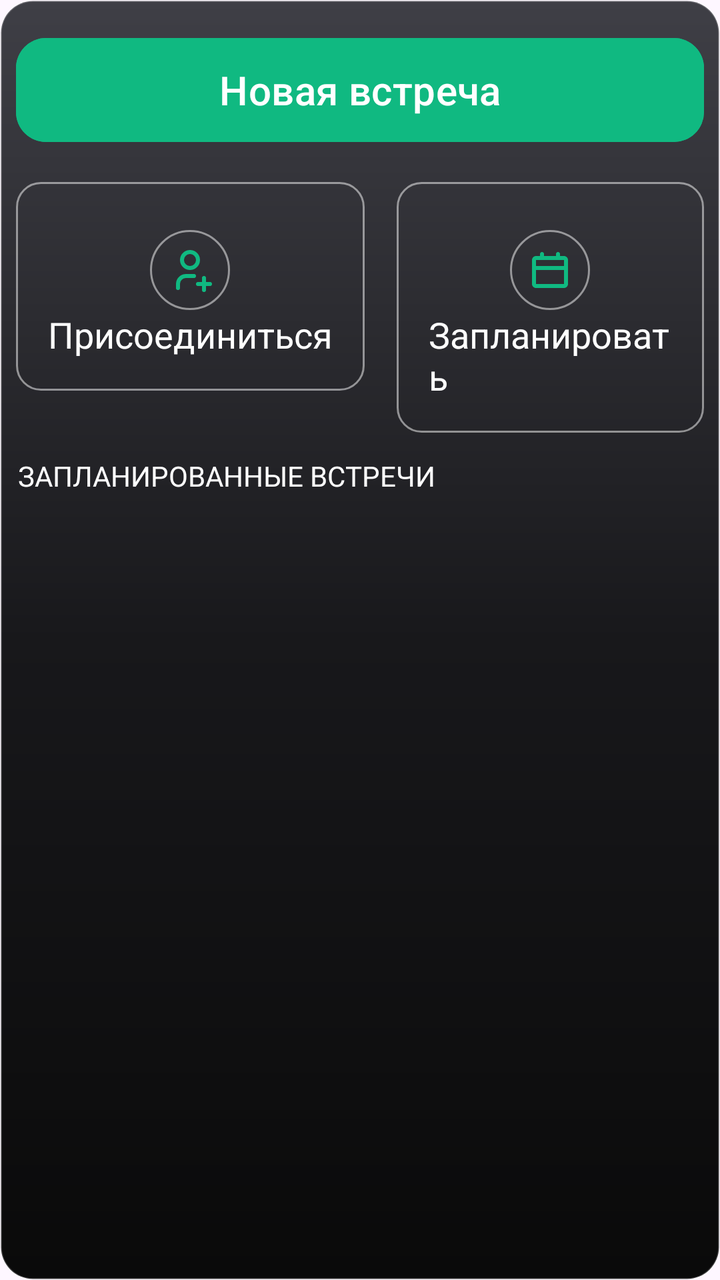
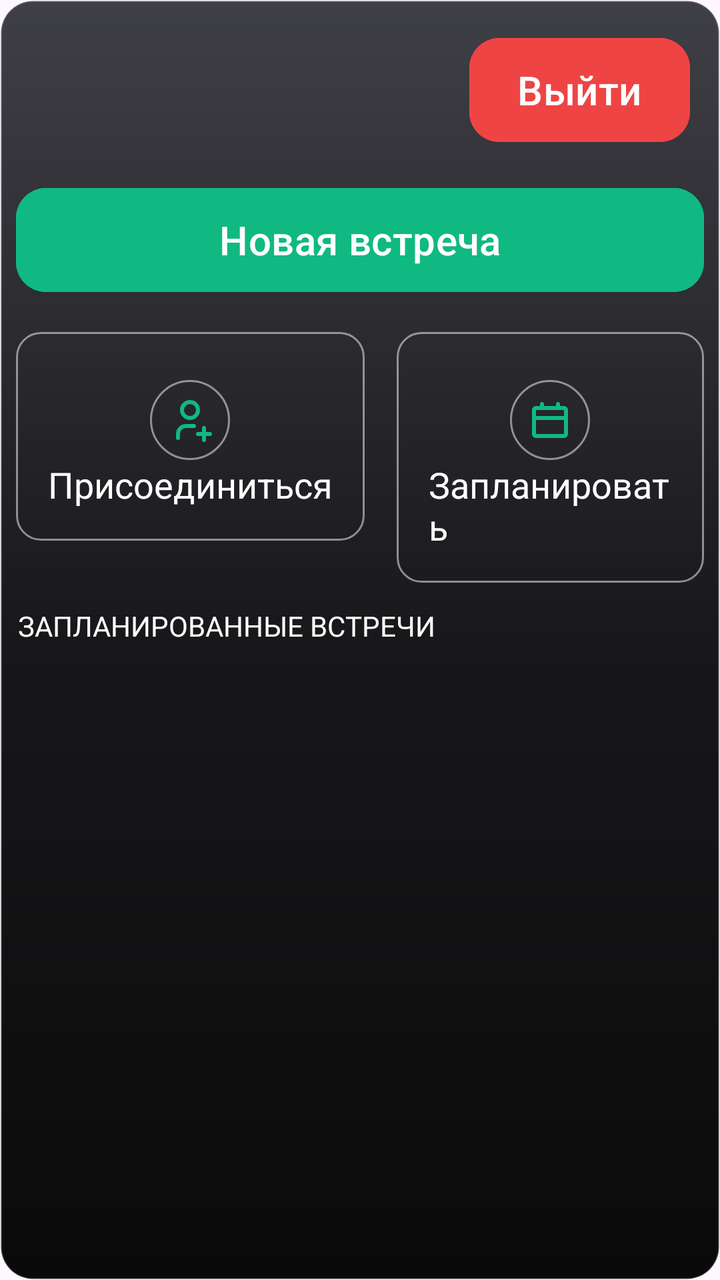

Compare the two renders of this Android layout. The source of the first and the diff that turns it into the second are given below.
<!-- AndroidManifest.xml: application theme Theme.Conference -->
<!-- res/layout/activity_main_screen.xml -->
<?xml version="1.0" encoding="utf-8"?>
<androidx.constraintlayout.widget.ConstraintLayout xmlns:android="http://schemas.android.com/apk/res/android"
    xmlns:app="http://schemas.android.com/apk/res-auto"
    xmlns:tools="http://schemas.android.com/tools"
    android:id="@+id/main"
    android:layout_width="match_parent"
    android:layout_height="match_parent"
    android:background="@drawable/background_gradient"
    tools:context=".MainScreen">

    <Button
        android:id="@+id/button"
        android:layout_width="match_parent"
        android:layout_height="60dp"
        android:layout_marginHorizontal="8dp"
        android:layout_marginVertical="15dp"
        android:backgroundTint="@color/emerald500"
        android:text="Новая встреча"
        android:textSize="20sp"
        app:layout_constraintStart_toStartOf="parent"
        app:layout_constraintEnd_toEndOf="parent"
        app:layout_constraintTop_toTopOf="parent"
        app:cornerRadius="15dp" />

    <LinearLayout
        android:id="@+id/card_btn_join"
        android:layout_width="wrap_content"
        android:layout_height="wrap_content"
        android:orientation="horizontal"
        android:layout_marginTop="8dp"
        app:layout_constraintTop_toBottomOf="@+id/button"
        app:layout_constraintStart_toStartOf="parent"
        app:layout_constraintEnd_toEndOf="parent"
        android:layout_marginHorizontal="8dp">
        <LinearLayout
            android:layout_width="match_parent"
            android:layout_height="wrap_content"
            android:orientation="vertical"
            android:layout_marginTop="8dp"
            android:layout_marginHorizontal="8dp"
            android:padding="16dp"
            android:gravity="center"
            android:background="@drawable/card_button">

            <ImageButton
                android:id="@+id/myButton"
                android:layout_width="40dp"
                android:layout_height="40dp"
                android:layout_marginTop="8dp"
                android:background="@drawable/icon_form_circle"
                android:src="@drawable/iconstack_io____user_plus_" />

            <TextView
                android:layout_width="wrap_content"
                android:layout_height="wrap_content"
                android:text="Присоединиться"
                android:textColor="@color/white"
                android:textSize="18sp" />
        </LinearLayout>

        <LinearLayout
            android:layout_width="wrap_content"
            android:layout_height="wrap_content"
            android:orientation="vertical"
            android:layout_marginTop="8dp"
            android:layout_marginHorizontal="8dp"
            android:padding="16dp"
            android:gravity="center"
            android:background="@drawable/card_button">

            <ImageButton
                android:id="@+id/shedule_button"
                android:background="@drawable/icon_form_circle"
                android:src="@drawable/iconstack_io____calendar_line_"
                android:layout_width="40dp"
                android:layout_height="40dp"
                android:layout_marginTop="8dp" />
            <TextView
                android:layout_width="wrap_content"
                android:layout_height="wrap_content"
                android:text="Запланировать"
                android:textColor="@color/white"
                android:textSize="18sp" />
        </LinearLayout>
    </LinearLayout>

    <LinearLayout
        android:id="@+id/joined_form"
        android:layout_width="match_parent"
        android:layout_height="wrap_content"
        android:layout_marginHorizontal="8dp"
        android:layout_marginVertical="10dp"
        android:paddingVertical="5dp"
        app:layout_constraintTop_toBottomOf="@id/card_btn_join"
        app:layout_constraintStart_toStartOf="parent"
        app:layout_constraintEnd_toEndOf="parent"
        android:orientation="vertical"
        android:background="@drawable/card_button"
        android:visibility="gone">

        <EditText
            android:id="@+id/join_code_input"
            android:layout_width="match_parent"
            android:layout_height="wrap_content"
            android:layout_marginHorizontal="10dp"
            android:hint="Введите код встречи"
            android:textColorHint="@color/gray_500"
            android:padding="10dp"
            android:backgroundTint="@color/emerald500"
            android:layout_margin="5dp"
            android:textColor="@color/white"
            android:background="@drawable/card_button" />

        <Button
            android:id="@+id/join_button"
            android:layout_width="match_parent"
            android:layout_height="60dp"
            android:textSize="20sp"
            android:paddingLeft="5dp"
            android:layout_marginHorizontal="8dp"
            android:layout_marginVertical="5dp"
            android:backgroundTint="@color/emerald500"
            android:text="Войти"
            app:cornerRadius="15dp" />
    </LinearLayout>

    <TextView
        android:id="@+id/list_plans"
        app:layout_constraintTop_toBottomOf="@id/joined_form"
        android:layout_width="match_parent"
        android:layout_height="wrap_content"
        android:text="ЗАПЛАНИРОВАННЫЕ ВСТРЕЧИ"
        android:textColor="@color/white"
        android:layout_marginTop="12dp"
        android:layout_marginHorizontal="9dp" />

    <androidx.recyclerview.widget.RecyclerView
        android:id="@+id/recycler_view"
        android:layout_width="match_parent"
        android:layout_height="wrap_content"
        android:layout_marginHorizontal="9dp"
        android:layout_marginTop="12dp"
        app:layout_constraintVertical_weight="1"
        app:layoutManager="androidx.recyclerview.widget.LinearLayoutManager"
        app:layout_constraintTop_toBottomOf="@id/list_plans"
        tools:listitem="@layout/plan_item" />

</androidx.constraintlayout.widget.ConstraintLayout>
<!-- res/layout/plan_item.xml (included above) -->
<?xml version="1.0" encoding="utf-8"?>
<androidx.constraintlayout.widget.ConstraintLayout xmlns:android="http://schemas.android.com/apk/res/android"
    xmlns:tools="http://schemas.android.com/tools"
    android:layout_width="match_parent"
    android:layout_height="wrap_content"
    android:layout_marginVertical="10dp"
    xmlns:app="http://schemas.android.com/apk/res-auto"
    android:background="@drawable/card_button">
<ImageView
    android:id="@+id/o_clock"
    android:layout_width="40dp"
    android:layout_height="35dp"
    android:layout_margin="10dp"
    android:padding="5dp"
    android:src="@drawable/iconstack_io____clock_"
    android:background="@drawable/card_image_hover"
    app:layout_constraintTop_toTopOf="parent"
    app:layout_constraintLeft_toLeftOf="parent"

    />

    <LinearLayout
        android:id="@+id/linearLayout"
        android:layout_width="250dp"
        android:layout_height="wrap_content"

        app:layout_constraintTop_toTopOf="parent"
        android:layout_marginStart="13dp"
        android:orientation="vertical"
        app:layout_constraintStart_toEndOf="@+id/o_clock"
       >

        <TextView
            android:id="@+id/list_plans_name"
            android:layout_width="wrap_content"
            android:layout_height="wrap_content"
            android:layout_marginBottom="10dp"
            android:textStyle="bold"
            android:textSize="18dp"
            android:maxWidth="150dp"
            android:text="Команда разработки вв" />

        <TextView
            android:id="@+id/list_plans_time"
            android:layout_width="wrap_content"
            android:layout_height="wrap_content"
            android:layout_marginBottom="10dp"
            android:maxWidth="240dp"
            android:text="Сегодня,12:00" />
        <TextView
            android:id="@+id/list_plans_identifity"
            android:layout_width="wrap_content"
            android:layout_height="wrap_content"
            android:layout_marginBottom="10dp"
            android:maxWidth="240dp"
            android:text="@string/app_name" />

    </LinearLayout>

    <Button
        android:id="@+id/start_button"
        android:layout_width="wrap_content"
        android:layout_height="wrap_content"
        android:text="Начать"
        android:backgroundTint="@color/emerald600"
        android:textColor="@color/emerald500"
        app:layout_constraintEnd_toEndOf="parent"
        app:layout_constraintStart_toEndOf="@+id/linearLayout"
        app:layout_constraintTop_toTopOf="parent" />




</androidx.constraintlayout.widget.ConstraintLayout>
<!-- resources referenced by this layout -->
<resources>
  <color name="emerald500">#10b981</color>
  <color name="emerald600">#059669</color>
  <color name="gray_500">#6b7280</color>
  <color name="white">#FFFFFF</color>
  <!-- drawable background_gradient (drawable) -->
  <?xml version="1.0" encoding="utf-8"?>
  <shape xmlns:android="http://schemas.android.com/apk/res/android"
      android:shape="rectangle">
  
      <gradient
          android:type="linear"
          android:angle="310"
          android:startColor="#3F3F46"
          android:centerColor="#18181B"
          android:endColor="#0A0A0A" />
  
      <corners android:radius="16dp" />
  
      <stroke
          android:width="1dp"
          android:color="#33FFFFFF" />
  </shape>
  <!-- drawable card_button (drawable) -->
  <?xml version="1.0" encoding="utf-8"?>
  <shape xmlns:android="http://schemas.android.com/apk/res/android">
  
      <solid android:color="@android:color/transparent" />
  
      <stroke
          android:width="1dp"
          android:color="#80FFFFFF" />
  
      <corners android:radius="12dp" />
  
  </shape>
  <!-- drawable card_image_hover (drawable) -->
  <?xml version="1.0" encoding="utf-8"?>
  <shape xmlns:android="http://schemas.android.com/apk/res/android">
  
      <solid android:color="@color/emerald600" />
  
      <stroke
          android:width="1dp"
          android:color="#80FFFFFF" />
  
      <corners android:radius="15dp" />
  
  </shape>
  <!-- drawable icon_form_circle (drawable) -->
  <?xml version="1.0" encoding="utf-8"?>
  <shape xmlns:android="http://schemas.android.com/apk/res/android">
      <solid android:color="@android:color/transparent" />
  
      <stroke
          android:width="1dp"
          android:color="#80FFFFFF" />
  
      <corners android:radius="360dp" />
  </shape>
  <!-- drawable iconstack_io____calendar_line_ (drawable) -->
  <vector xmlns:android="http://schemas.android.com/apk/res/android"
      android:width="24dp"
      android:height="24dp"
      android:viewportWidth="24"
      android:viewportHeight="24">
    <group>
      <clip-path
          android:pathData="M0,0h24v24h-24z"/>
      <path
          android:pathData="M16,3C16.245,3 16.481,3.09 16.664,3.253C16.847,3.415 16.964,3.64 16.993,3.883L17,4V5H19C19.505,5 19.991,5.19 20.361,5.534C20.73,5.877 20.957,6.347 20.995,6.85L21,7V19C21,19.505 20.81,19.991 20.466,20.361C20.123,20.73 19.653,20.957 19.15,20.995L19,21H5C4.495,21 4.009,20.81 3.639,20.466C3.269,20.123 3.043,19.653 3.005,19.15L3,19V7C3,6.495 3.19,6.009 3.533,5.639C3.877,5.269 4.347,5.043 4.85,5.005L5,5H7V4C7,3.745 7.098,3.5 7.273,3.315C7.448,3.129 7.687,3.018 7.941,3.003C8.196,2.988 8.446,3.071 8.642,3.234C8.837,3.398 8.963,3.63 8.993,3.883L9,4V5H15V4C15,3.735 15.105,3.48 15.293,3.293C15.48,3.105 15.735,3 16,3ZM19,12H5V19H19V12ZM19,7H5V10H19V7Z"
          android:fillColor="@color/emerald500"/>
    </group>
  </vector>
  <string name="app_name">Conference</string>
  <style name="Theme.Conference" parent="Base.Theme.Conference" />
  <style name="Base.Theme.Conference" parent="Theme.Material3.DayNight.NoActionBar">
          
          
      </style>
  <!-- unchanged entries left out for length: 2 -->
</resources>

<!-- the commit's change to res/layout/activity_main_screen.xml (unified diff, before → after) -->
@@ -8,6 +8,19 @@
     android:background="@drawable/background_gradient"
     tools:context=".MainScreen">
 
+    <Button
+        android:id="@+id/out_button"
+        android:layout_width="wrap_content"
+        android:layout_height="60dp"
+        android:layout_marginHorizontal="15dp"
+        android:layout_marginVertical="15dp"
+        android:backgroundTint="@color/red_500"
+        android:text="Выйти"
+        android:textSize="20sp"
+
+        app:layout_constraintEnd_toEndOf="parent"
+        app:layout_constraintTop_toTopOf="parent"
+        app:cornerRadius="15dp" />
     <Button
         android:id="@+id/button"
         android:layout_width="match_parent"
@@ -19,7 +32,7 @@
         android:textSize="20sp"
         app:layout_constraintStart_toStartOf="parent"
         app:layout_constraintEnd_toEndOf="parent"
-        app:layout_constraintTop_toTopOf="parent"
+        app:layout_constraintTop_toBottomOf="@+id/out_button"
         app:cornerRadius="15dp" />
 
     <LinearLayout
@@ -136,13 +149,14 @@
 
     <androidx.recyclerview.widget.RecyclerView
         android:id="@+id/recycler_view"
-        android:layout_width="match_parent"
+        android:layout_width="wrap_content"
         android:layout_height="wrap_content"
         android:layout_marginHorizontal="9dp"
         android:layout_marginTop="12dp"
         app:layout_constraintVertical_weight="1"
         app:layoutManager="androidx.recyclerview.widget.LinearLayoutManager"
-        app:layout_constraintTop_toBottomOf="@id/list_plans"
+        app:layout_constraintTop_toTopOf="@id/list_plans"
+        app:layout_constraintBottom_toBottomOf="parent"
         tools:listitem="@layout/plan_item" />
 
 </androidx.constraintlayout.widget.ConstraintLayout>
@@ -211,6 +225,7 @@
         android:layout_width="wrap_content"
         android:layout_height="wrap_content"
         android:text="Начать"
+        android:layout_marginRight="50dp"
         android:backgroundTint="@color/emerald600"
         android:textColor="@color/emerald500"
         app:layout_constraintEnd_toEndOf="parent"
<!-- resource entries referenced after the edit -->
@@ -3,6 +3,7 @@
   <color name="emerald500">#10b981</color>
   <color name="emerald600">#059669</color>
   <color name="gray_500">#6b7280</color>
+  <color name="red_500">#ef4444</color>
   <color name="white">#FFFFFF</color>
   <!-- drawable background_gradient (drawable) -->
   <?xml version="1.0" encoding="utf-8"?>
